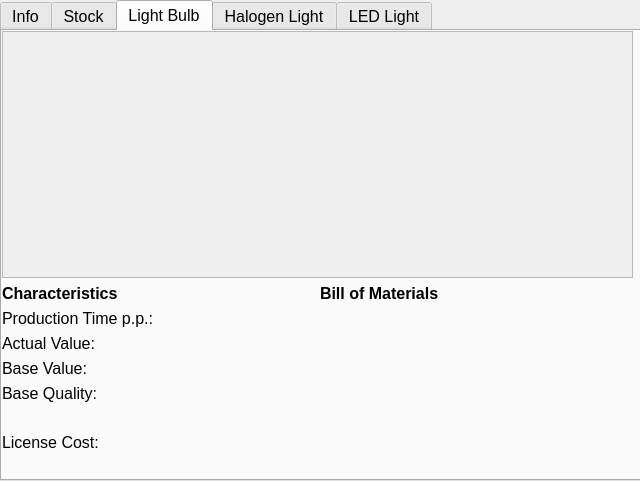
Old version of the form Views/sub_win_production.ui in the repository SevReith/Illumination-Game.
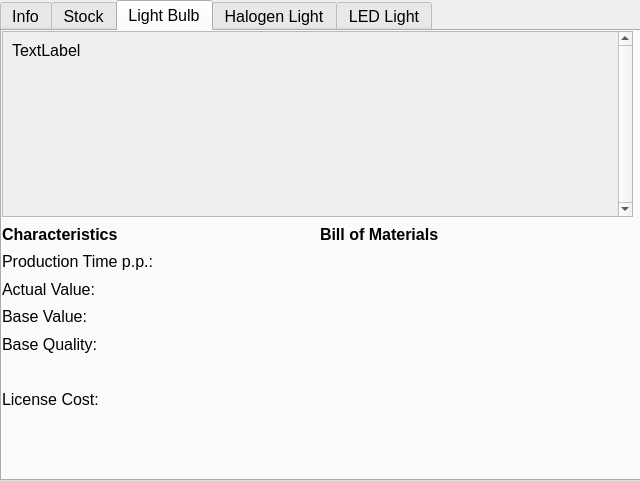
New version of the form. The open tabs and pages were chosen to show the change.

Diff of the .ui file:
```diff
--- a/Views/sub_win_production.ui
+++ b/Views/sub_win_production.ui
@@ -366,58 +366,7 @@
        <height>441</height>
       </rect>
      </property>
-     <layout class="QGridLayout" name="gridLayout_47" rowstretch="3,0,0">
-      <item row="0" column="0">
-       <widget class="QScrollArea" name="scrollArea">
-        <property name="widgetResizable">
-         <bool>true</bool>
-        </property>
-        <widget class="QWidget" name="scrollAreaWidgetContents">
-         <property name="geometry">
-          <rect>
-           <x>0</x>
-           <y>0</y>
-           <width>627</width>
-           <height>232</height>
-          </rect>
-         </property>
-         <widget class="QLabel" name="lbl_tab3_top">
-          <property name="geometry">
-           <rect>
-            <x>0</x>
-            <y>0</y>
-            <width>620</width>
-            <height>231</height>
-           </rect>
-          </property>
-          <property name="sizePolicy">
-           <sizepolicy hsizetype="Preferred" vsizetype="Expanding">
-            <horstretch>0</horstretch>
-            <verstretch>0</verstretch>
-           </sizepolicy>
-          </property>
-          <property name="minimumSize">
-           <size>
-            <width>0</width>
-            <height>0</height>
-           </size>
-          </property>
-          <property name="maximumSize">
-           <size>
-            <width>620</width>
-            <height>800</height>
-           </size>
-          </property>
-          <property name="text">
-           <string/>
-          </property>
-          <property name="textFormat">
-           <enum>Qt::AutoText</enum>
-          </property>
-         </widget>
-        </widget>
-       </widget>
-      </item>
+     <layout class="QGridLayout" name="gridLayout_47" rowstretch="3,3,1">
       <item row="2" column="0">
        <layout class="QGridLayout" name="gridLayout_48" columnstretch="3">
         <item row="0" column="0">
@@ -622,6 +571,44 @@
         </item>
        </layout>
       </item>
+      <item row="0" column="0">
+       <widget class="QScrollArea" name="scrollArea">
+        <property name="verticalScrollBarPolicy">
+         <enum>Qt::ScrollBarAlwaysOn</enum>
+        </property>
+        <property name="horizontalScrollBarPolicy">
+         <enum>Qt::ScrollBarAlwaysOff</enum>
+        </property>
+        <property name="widgetResizable">
+         <bool>true</bool>
+        </property>
+        <widget class="QWidget" name="scrollAreaWidgetContents">
+         <property name="geometry">
+          <rect>
+           <x>0</x>
+           <y>0</y>
+           <width>610</width>
+           <height>181</height>
+          </rect>
+         </property>
+         <layout class="QVBoxLayout" name="verticalLayout_2">
+          <item>
+           <widget class="QLabel" name="lbl_tab3_top">
+            <property name="text">
+             <string>TextLabel</string>
+            </property>
+            <property name="alignment">
+             <set>Qt::AlignLeading|Qt::AlignLeft|Qt::AlignTop</set>
+            </property>
+            <property name="wordWrap">
+             <bool>true</bool>
+            </property>
+           </widget>
+          </item>
+         </layout>
+        </widget>
+       </widget>
+      </item>
      </layout>
     </widget>
    </widget>
```
